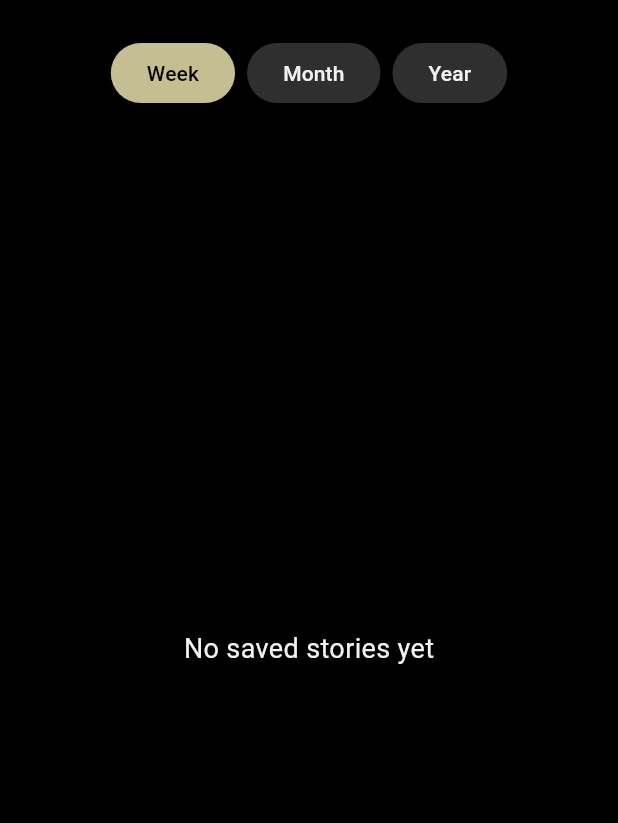
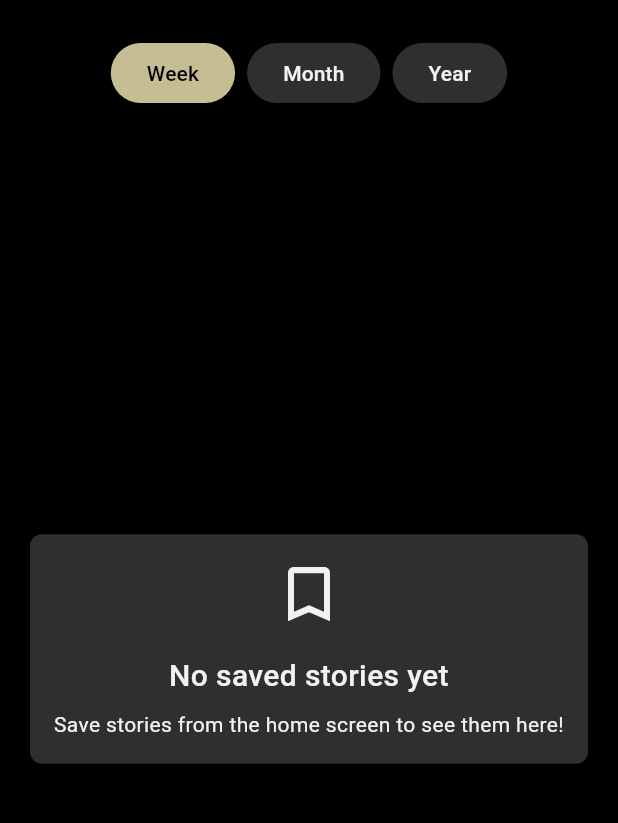
Before and after one commit to shaunkeating/news-feather, a Flutter app: the SavedStoriesScreen screen opened by its route, on a phone screen of 412 x 824 dp, the part 59-882 px from its top. Run offline on Flutter 3.47's test engine with Material 3 defaults, Android fonts, the phone set to English and light mode, and no system bars; our stand-ins replace cached_network_image, cloud_firestore, firebase_auth, firebase_core, firebase_storage, google_sign_in and 1 more; missing offline and left inert: firebase_app_check; accounts and stored records are empty; network calls fail.

```diff
--- a/lib/saved_stories_screen.dart
+++ b/lib/saved_stories_screen.dart
@@ -69,10 +69,42 @@ class _SavedStoriesScreenState extends State<SavedStoriesScreen> {
                   );
                 }
                 if (!snapshot.hasData || snapshot.data!.docs.isEmpty) {
-                  return const Center(
-                    child: Text(
-                      'No saved stories yet',
-                      style: TextStyle(color: Color(0xFFF2F2F4), fontSize: 18),
+                  return Center(
+                    child: Container(
+                      padding: const EdgeInsets.all(16.0),
+                      decoration: BoxDecoration(
+                        color: const Color(0xFF2F2F2F), // Matches your dark theme
+                        borderRadius: BorderRadius.circular(8.0),
+                      ),
+                      child: const Column(
+                        mainAxisSize: MainAxisSize.min,
+                        children: [
+                          Icon(
+                            Icons.bookmark_border,
+                            color: Color(0xFFF2F2F4),
+                            size: 48.0,
+                          ),
+                          SizedBox(height: 16.0),
+                          Text(
+                            'No saved stories yet',
+                            style: TextStyle(
+                              color: Color(0xFFF2F2F4),
+                              fontSize: 20.0,
+                              fontWeight: FontWeight.w500,
+                            ),
+                            textAlign: TextAlign.center,
+                          ),
+                          SizedBox(height: 8.0),
+                          Text(
+                            'Save stories from the home screen to see them here!',
+                            style: TextStyle(
+                              color: Color(0xFFF2F2F4),
+                              fontSize: 14.0,
+                            ),
+                            textAlign: TextAlign.center,
+                          ),
+                        ],
+                      ),
                     ),
                   );
                 }
```
Also changed, not shown: lib/home_screen.dart (+75 -40 lines), pubspec.lock, 5 other files.
